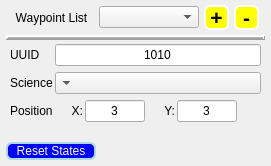
The window that src/tools/waypointtool.ui (mjroman/roverSim) describes before a commit, drawn with Qt 5.
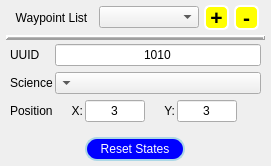
The same window after the commit.

What changed in the file:
```diff
--- a/src/tools/waypointtool.ui
+++ b/src/tools/waypointtool.ui
@@ -369,15 +369,21 @@
       <widget class="QPushButton" name="buttonReset">
        <property name="minimumSize">
         <size>
-         <width>90</width>
-         <height>0</height>
+         <width>100</width>
+         <height>24</height>
+        </size>
+       </property>
+       <property name="maximumSize">
+        <size>
+         <width>100</width>
+         <height>16777215</height>
         </size>
        </property>
        <property name="styleSheet">
         <string notr="true">QPushButton{
 background:blue;
 border: 2px solid lightblue;
-border-radius:6px;
+border-radius:12px;
 color:white;}
 
 QPushButton:pressed{
@@ -391,19 +397,6 @@
        </property>
       </widget>
      </item>
-     <item>
-      <spacer name="horizontalSpacer">
-       <property name="orientation">
-        <enum>Qt::Horizontal</enum>
-       </property>
-       <property name="sizeHint" stdset="0">
-        <size>
-         <width>40</width>
-         <height>20</height>
-        </size>
-       </property>
-      </spacer>
-     </item>
     </layout>
    </item>
   </layout>
```
